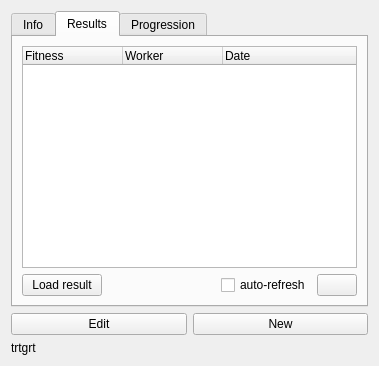
Above: src/genelab/core/ui/widgets/experiments/experimentctrl.ui from GeneCraft/GeneCraft-Project before the change. Below: the same form after it.
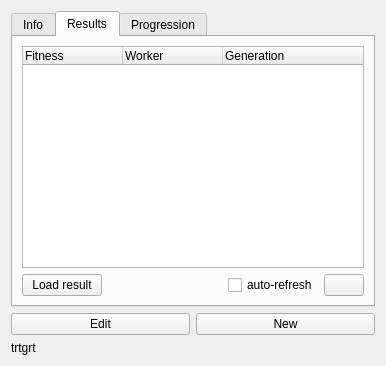
That is the form after the change. Icons and pictures are not drawn.

Commit message: generation instead of date in results from experiment

Patch:
```diff
--- a/src/genelab/core/ui/widgets/experiments/experimentctrl.ui
+++ b/src/genelab/core/ui/widgets/experiments/experimentctrl.ui
@@ -6,7 +6,7 @@
    <rect>
     <x>0</x>
     <y>0</y>
-    <width>379</width>
+    <width>386</width>
     <height>366</height>
    </rect>
   </property>
@@ -150,7 +150,7 @@
          </column>
          <column>
           <property name="text">
-           <string>Date</string>
+           <string>Generation</string>
           </property>
          </column>
         </widget>
```
The commit also changes 1 other file.
